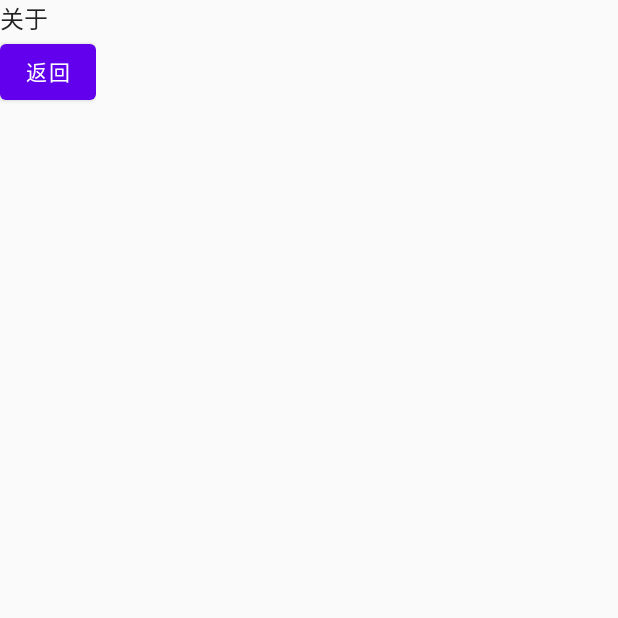
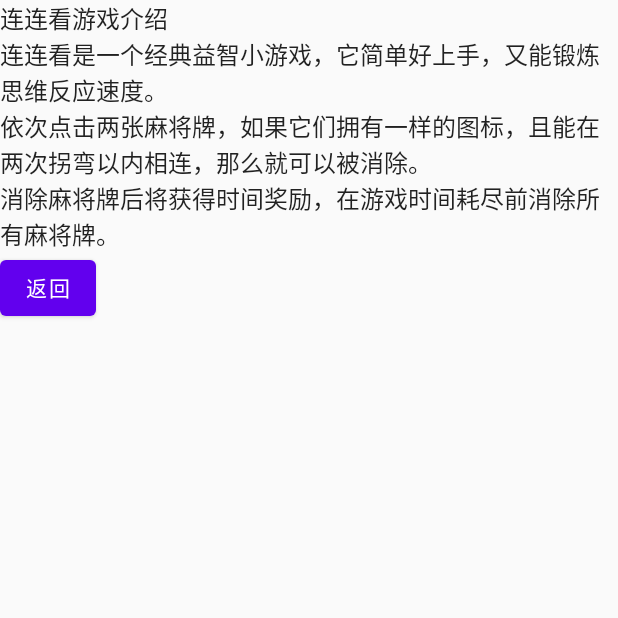
Before and after one commit to zerofancy/match-m, an Android app built with Jetpack Compose: the screen it shows after launch (MainActivity), after a tap on "关于", on a phone screen of 412 x 824 dp, the top half of it. Run offline under Robolectric (Android 15) with nearby library versions, the phone set to English and light mode, and no system bars; our stand-ins replace Compose Multiplatform resources; 1 statement that could not run was skipped.

```diff
--- a/composeApp/src/commonMain/kotlin/top/ntutn/match/ui/AboutScreen.kt
+++ b/composeApp/src/commonMain/kotlin/top/ntutn/match/ui/AboutScreen.kt
@@ -9,7 +9,12 @@ import androidx.compose.ui.Modifier
 @Composable
 fun AboutScreen(modifier: Modifier = Modifier, onBack: () -> Unit = {}) {
     Column(modifier) {
-        Text("关于")
+        Text("连连看游戏介绍")
+        Text("""
+            连连看是一个经典益智小游戏，它简单好上手，又能锻炼思维反应速度。
+            依次点击两张麻将牌，如果它们拥有一样的图标，且能在两次拐弯以内相连，那么就可以被消除。
+            消除麻将牌后将获得时间奖励，在游戏时间耗尽前消除所有麻将牌。
+        """.trimIndent())
         Button(onClick = onBack) {
             Text("返回")
         }
--- a/composeApp/src/commonMain/kotlin/top/ntutn/match/ui/MenuScreen.kt
+++ b/composeApp/src/commonMain/kotlin/top/ntutn/match/ui/MenuScreen.kt
@@ -3,12 +3,16 @@ package top.ntutn.match.ui
 import androidx.compose.foundation.Image
 import androidx.compose.foundation.layout.Column
 import androidx.compose.foundation.layout.Row
+import androidx.compose.foundation.layout.Spacer
 import androidx.compose.foundation.layout.fillMaxSize
+import androidx.compose.foundation.layout.height
 import androidx.compose.material.Button
+import androidx.compose.material.MaterialTheme
 import androidx.compose.material.Text
 import androidx.compose.runtime.Composable
 import androidx.compose.ui.Alignment
 import androidx.compose.ui.Modifier
+import androidx.compose.ui.unit.dp
 import org.jetbrains.compose.resources.painterResource
 import zmatch.composeapp.generated.resources.Res
 import zmatch.composeapp.generated.resources.ic_match
@@ -22,10 +26,11 @@ fun MenuScreen(
 ) {
     Column(modifier = modifier) {
         val modifier = Modifier.Companion.align(Alignment.Companion.CenterHorizontally)
-        Row(modifier = modifier) {
+        Row(modifier = modifier, verticalAlignment = Alignment.CenterVertically) {
             Image(painterResource(Res.drawable.ic_match), null)
-            Text("连连看游戏")
+            Text("连连看游戏", style = MaterialTheme.typography.h1)
         }
+        Spacer(modifier = Modifier.height(32.dp))
         Button(onClick = onStart, modifier = modifier) {
             Text("开始")
         }
--- a/gradle/libs.versions.toml
+++ b/gradle/libs.versions.toml
@@ -5,7 +5,7 @@ android-minSdk = "24"
 android-targetSdk = "35"
 androidx-activityCompose = "1.10.1"
 androidx-lifecycle = "2.8.4"
-compose-multiplatform = "1.7.3"
+compose-multiplatform = "1.8.0"
 kotlin = "2.1.20"
 kotlinx-coroutines = "1.10.2"
 lifecycleViewmodelCompose = "2.8.2"
```
Also changed, not shown: 1 other file.
